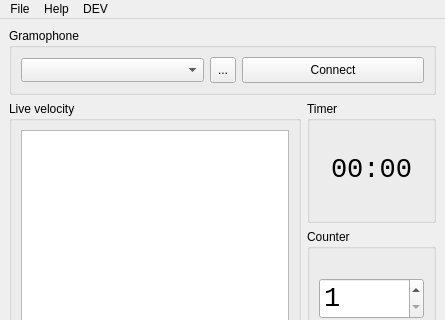
Above: GramophoneTools/Recorder/main.ui from Femtonics/GramophoneTools before the change; both pictures show x 0 to 445 and y 0 to 320 of the 445 by 676 pixel window. Below: the same form after it.
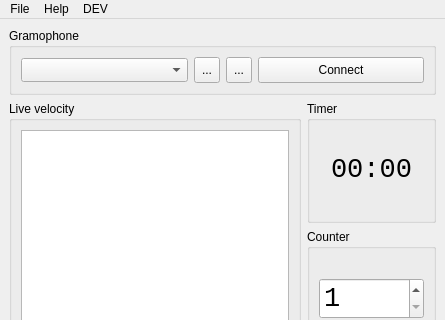
That is the form after the change. Icons and pictures are not drawn. Custom widgets are drawn as their Qt base class.

Commit message: Added settings and xls export GUI elements

```diff
--- a/GramophoneTools/Recorder/main.ui
+++ b/GramophoneTools/Recorder/main.ui
@@ -70,6 +70,23 @@
          </property>
         </widget>
        </item>
+       <item>
+        <widget class="QToolButton" name="settings_btn">
+         <property name="minimumSize">
+          <size>
+           <width>26</width>
+           <height>26</height>
+          </size>
+         </property>
+         <property name="text">
+          <string>...</string>
+         </property>
+         <property name="icon">
+          <iconset resource="res/resources.qrc">
+           <normaloff>:/icons/appbar.settings.png</normaloff>:/icons/appbar.settings.png</iconset>
+         </property>
+        </widget>
+       </item>
        <item>
         <widget class="QPushButton" name="connect_btn">
          <property name="minimumSize">
```
Left out of the diff: 10 changed lines with no effect on the pictures. The commit also changes 3 other files.
